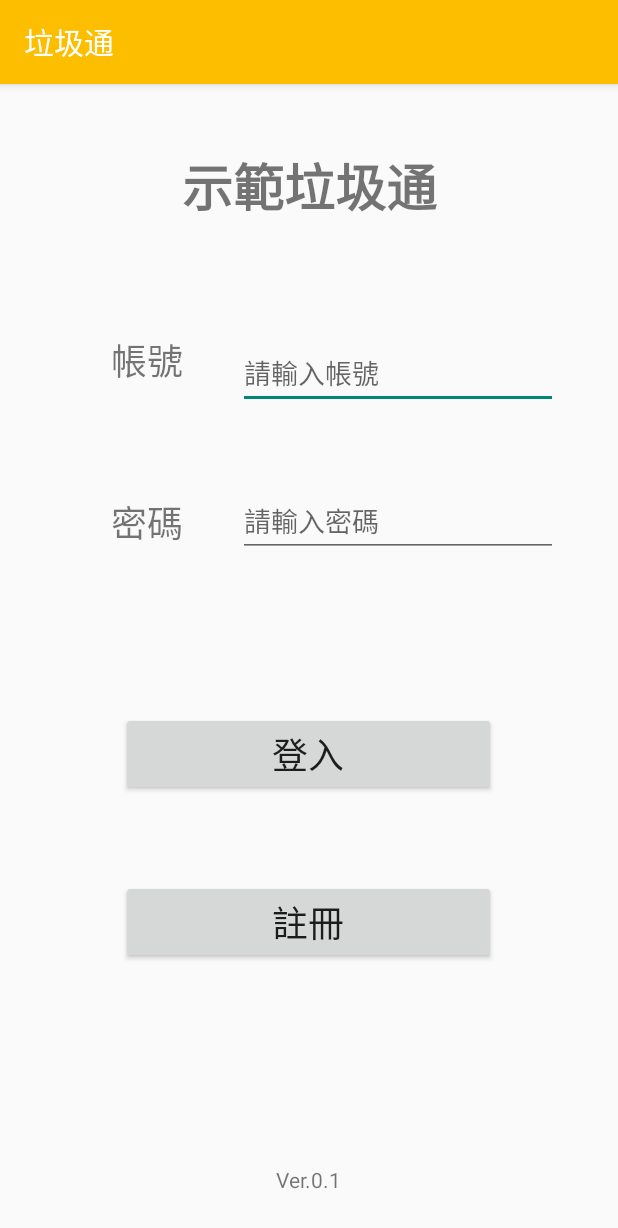
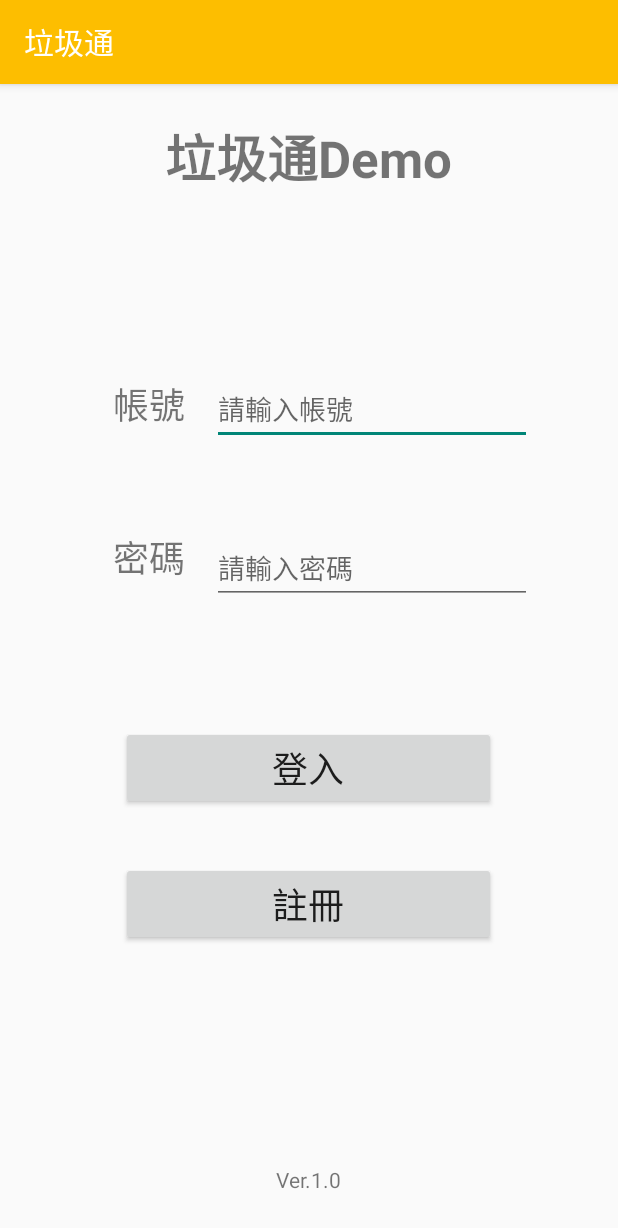
Before and after one commit to wadxs90123/Android_Develoments, an Android app: the screen it shows after launch (LoginActivity), on a phone screen of 412 x 824 dp. Shown: the top 1228 px of the screen. Run offline under Robolectric (Android 15) with nearby library versions, the phone set to English and light mode, and no system bars; our stand-ins replace Firebase (no records; nobody signed in at launch, a user with empty details on screens opened directly).

Commit message:
Fixed some bugs...

```diff
--- a/Lab8/app/src/main/java/com/example/lab8/FirebaseUtil.java
+++ b/Lab8/app/src/main/java/com/example/lab8/FirebaseUtil.java
@@ -58,9 +58,9 @@ public class FirebaseUtil {
                         @Override
                         public void onDataChange(@NonNull DataSnapshot snapshot) {
                             for(DataSnapshot ds : snapshot.getChildren()){
-
                                 QuestStore.add(ds.getValue(Quest.class));
                             }
+                            WorkFragment.setup();
                         }
 
                         @Override
--- a/Lab8/app/src/main/java/com/example/lab8/PosterInQuestActivity.java
+++ b/Lab8/app/src/main/java/com/example/lab8/PosterInQuestActivity.java
@@ -17,8 +17,8 @@ public class PosterInQuestActivity extends AppCompatActivity {
         setContentView(R.layout.activity_poster_in_quest);
         ActivityPosterInQuestBinding binding = DataBindingUtil.setContentView(this,R.layout.activity_poster_in_quest);
 
-        int position = getIntent().getIntExtra("Position",0);
-        Quest quest = FirebaseUtil.QuestStore.get(position);
+        String ID = getIntent().getStringExtra("ID");
+        Quest quest = FirebaseUtil.getQuest(ID);
         binding.InQuestTitleText.setText(quest.getQuestName());
         binding.inQuestContentText.setText(quest.getContent());
         binding.inQuestPayoffText.setText("$"+quest.getPayOff());
--- a/Lab8/app/src/main/java/com/example/lab8/TakenInQuestActivity.java
+++ b/Lab8/app/src/main/java/com/example/lab8/TakenInQuestActivity.java
@@ -17,8 +17,8 @@ public class TakenInQuestActivity extends AppCompatActivity {
         setContentView(R.layout.activity_taken_in_quest);
         ActivityTakenInQuestBinding binding = DataBindingUtil.setContentView(this,R.layout.activity_taken_in_quest);
 
-        int position = getIntent().getIntExtra("Position",0);
-        Quest quest = FirebaseUtil.QuestStore.get(position);
+        String ID = getIntent().getStringExtra("ID");
+        Quest quest = FirebaseUtil.getQuest(ID);
         binding.InQuestTitleText.setText(quest.getQuestName());
         binding.inQuestContentText.setText(quest.getContent());
         binding.inQuestPayoffText.setText("$"+quest.getPayOff());
--- a/Lab8/app/src/main/res/layout/activity_login.xml
+++ b/Lab8/app/src/main/res/layout/activity_login.xml
@@ -11,15 +11,15 @@
         android:id="@+id/textView3"
         android:layout_width="wrap_content"
         android:layout_height="wrap_content"
-        android:text="示範垃圾通"
+        android:text="垃圾通Demo"
         android:textSize="34sp"
         android:textStyle="bold"
-        app:layout_constraintBottom_toBottomOf="parent"
+        app:layout_constraintBottom_toTopOf="@+id/guideline17"
         app:layout_constraintEnd_toEndOf="parent"
-        app:layout_constraintHorizontal_bias="0.502"
+        app:layout_constraintHorizontal_bias="0.497"
         app:layout_constraintStart_toStartOf="parent"
         app:layout_constraintTop_toTopOf="parent"
-        app:layout_constraintVertical_bias="0.059" />
+        app:layout_constraintVertical_bias="0.41" />
 
     <TextView
         android:id="@+id/textView4"
@@ -28,11 +28,9 @@
         android:text="帳號"
         android:textSize="24sp"
         app:layout_constraintBottom_toBottomOf="parent"
-        app:layout_constraintEnd_toEndOf="parent"
-        app:layout_constraintHorizontal_bias="0.203"
-        app:layout_constraintStart_toStartOf="parent"
+        app:layout_constraintEnd_toStartOf="@+id/guideline16"
         app:layout_constraintTop_toTopOf="parent"
-        app:layout_constraintVertical_bias="0.227" />
+        app:layout_constraintVertical_bias="0.267" />
 
     <TextView
         android:id="@+id/textView5"
@@ -41,43 +39,41 @@
         android:text="密碼"
         android:textSize="24sp"
         app:layout_constraintBottom_toBottomOf="parent"
-        app:layout_constraintEnd_toEndOf="parent"
-        app:layout_constraintHorizontal_bias="0.203"
-        app:layout_constraintStart_toStartOf="parent"
+        app:layout_constraintEnd_toStartOf="@+id/guideline16"
         app:layout_constraintTop_toTopOf="parent"
-        app:layout_constraintVertical_bias="0.374" />
+        app:layout_constraintVertical_bias="0.406" />
 
     <EditText
         android:id="@+id/editTextTextPersonName"
         android:layout_width="wrap_content"
         android:layout_height="wrap_content"
+        android:layout_marginEnd="40dp"
         android:autofillHints=""
         android:ems="10"
         android:hint="請輸入帳號"
         android:inputType="textPersonName"
         android:minHeight="48dp"
-        app:layout_constraintBottom_toBottomOf="parent"
+        app:layout_constraintBottom_toTopOf="@+id/guideline15"
         app:layout_constraintEnd_toEndOf="parent"
-        app:layout_constraintHorizontal_bias="0.8"
-        app:layout_constraintStart_toStartOf="parent"
+        app:layout_constraintStart_toStartOf="@+id/guideline16"
         app:layout_constraintTop_toTopOf="parent"
-        app:layout_constraintVertical_bias="0.234" />
+        app:layout_constraintVertical_bias="0.573" />
 
     <EditText
         android:id="@+id/editTextTextPassword"
         android:layout_width="wrap_content"
         android:layout_height="wrap_content"
+        android:layout_marginEnd="40dp"
         android:autofillHints=""
         android:ems="10"
         android:hint="請輸入密碼"
         android:inputType="textPassword"
         android:minHeight="48dp"
-        app:layout_constraintBottom_toBottomOf="parent"
+        app:layout_constraintBottom_toTopOf="@+id/guideline15"
         app:layout_constraintEnd_toEndOf="parent"
-        app:layout_constraintHorizontal_bias="0.8"
-        app:layout_constraintStart_toStartOf="parent"
+        app:layout_constraintStart_toStartOf="@+id/guideline16"
         app:layout_constraintTop_toTopOf="parent"
-        app:layout_constraintVertical_bias="0.371" />
+        app:layout_constraintVertical_bias="0.889" />
 
     <Button
         android:id="@+id/button"
@@ -87,10 +83,10 @@
         android:textSize="24sp"
         app:layout_constraintBottom_toBottomOf="parent"
         app:layout_constraintEnd_toEndOf="parent"
-        app:layout_constraintHorizontal_bias="0.498"
+        app:layout_constraintHorizontal_bias="0.496"
         app:layout_constraintStart_toStartOf="parent"
-        app:layout_constraintTop_toTopOf="parent"
-        app:layout_constraintVertical_bias="0.588" />
+        app:layout_constraintTop_toTopOf="@+id/guideline15"
+        app:layout_constraintVertical_bias="0.135" />
 
     <Button
         android:id="@+id/button2"
@@ -100,19 +96,40 @@
         android:textSize="24sp"
         app:layout_constraintBottom_toBottomOf="parent"
         app:layout_constraintEnd_toEndOf="parent"
-        app:layout_constraintHorizontal_bias="0.498"
+        app:layout_constraintHorizontal_bias="0.496"
         app:layout_constraintStart_toStartOf="parent"
-        app:layout_constraintTop_toTopOf="parent"
-        app:layout_constraintVertical_bias="0.745" />
+        app:layout_constraintTop_toTopOf="@+id/guideline15"
+        app:layout_constraintVertical_bias="0.41" />
 
     <TextView
         android:id="@+id/textView6"
         android:layout_width="wrap_content"
         android:layout_height="wrap_content"
         android:layout_marginBottom="28dp"
-        android:text="Ver.0.1"
+        android:text="Ver.1.0"
         app:layout_constraintBottom_toBottomOf="parent"
         app:layout_constraintEnd_toEndOf="parent"
         app:layout_constraintStart_toStartOf="parent" />
 
+    <androidx.constraintlayout.widget.Guideline
+        android:id="@+id/guideline15"
+        android:layout_width="wrap_content"
+        android:layout_height="wrap_content"
+        android:orientation="horizontal"
+        app:layout_constraintGuide_percent="0.5" />
+
+    <androidx.constraintlayout.widget.Guideline
+        android:id="@+id/guideline17"
+        android:layout_width="wrap_content"
+        android:layout_height="wrap_content"
+        android:orientation="horizontal"
+        app:layout_constraintGuide_percent="0.14" />
+
+    <androidx.constraintlayout.widget.Guideline
+        android:id="@+id/guideline16"
+        android:layout_width="wrap_content"
+        android:layout_height="wrap_content"
+        android:orientation="vertical"
+        app:layout_constraintGuide_percent="0.3" />
+
 </androidx.constraintlayout.widget.ConstraintLayout>
```
Also changed, not shown: Lab8/app/src/main/java/com/example/lab8/Adapters/PostWorksAdapter.java (+3 -4 lines), Lab8/app/src/main/java/com/example/lab8/Adapters/TakenWorksAdapter.java (+3 -4 lines), Lab8/app/src/main/java/com/example/lab8/Adapters/WorkAdapter.java (+3 -9 lines), Lab8/app/src/main/java/com/example/lab8/CommentFragment.java (+39 -2 lines), Lab8/app/src/main/java/com/example/lab8/WorkFragment.java (+32 -14 lines), Lab8/app/src/main/res/layout/fragment_comment.xml (+12 -1 lines).
